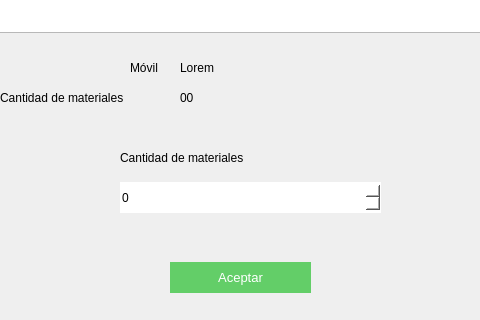
Qt form Pantallas UI/Materiales/stock por movil/stockPorMovilMateriales.ui (AlemFernandez786/Scabox) before a commit; both pictures show x 130 to 610 and y 178 to 498 of the 739 by 498 pixel window.
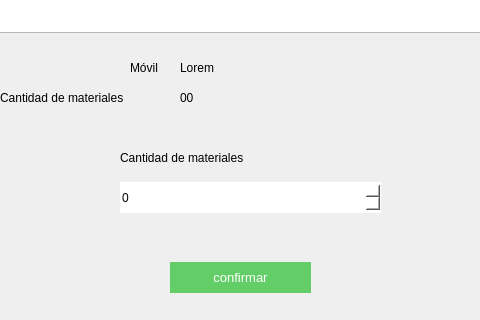
The same form after that commit.

The edit to the form file:
```diff
--- a/Pantallas UI/Materiales/stock por movil/stockPorMovilMateriales.ui
+++ b/Pantallas UI/Materiales/stock por movil/stockPorMovilMateriales.ui
@@ -150,7 +150,7 @@
 border:none;</string>
    </property>
    <property name="text">
-    <string>Aceptar</string>
+    <string>confirmar</string>
    </property>
   </widget>
   <widget class="QLabel" name="label_4">
```
Left out of the diff: 12 changed lines with no effect on the pictures.
